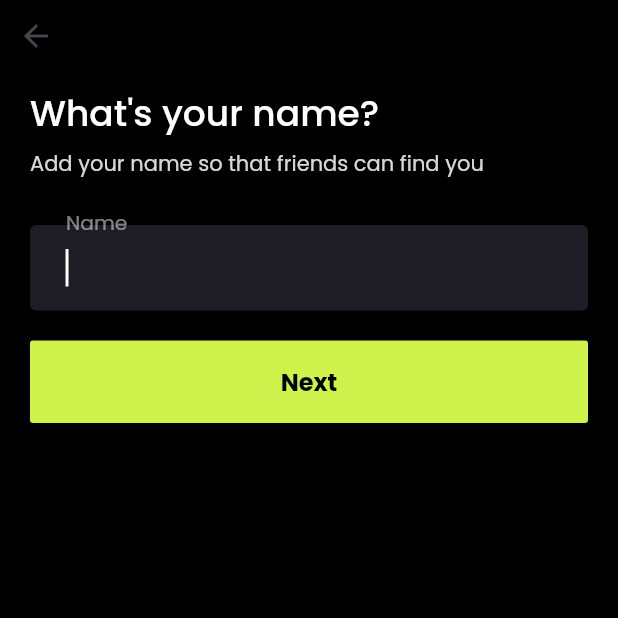
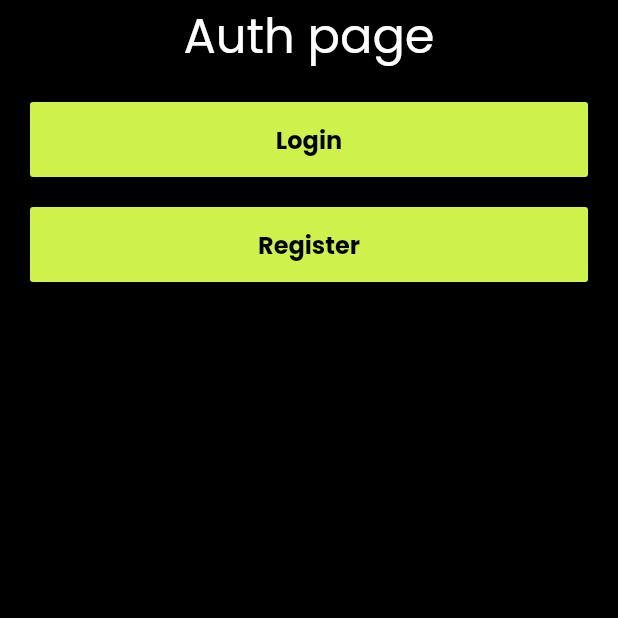
Before and after one commit to Sync-Wallet/client-app, a Flutter app: the RegisterPage screen opened directly, after a tap on the "arrow back" icon, on a phone screen of 412 x 824 dp, the top half of it. Run offline on Flutter 3.47's test engine with Material 2 defaults, Android fonts, the phone set to English and light mode, and no system bars; our stand-ins replace google_fonts, shared_preferences; accounts and stored records are empty.

Commit message:
more component and functionality added in auth

```diff
--- a/lib/pages/auth/auth.dart
+++ b/lib/pages/auth/auth.dart
@@ -1,2 +1,3 @@
 export 'login.dart';
 export 'register.dart';
+export 'auth_page.dart';
--- a/lib/pages/auth/auth_page.dart
+++ b/lib/pages/auth/auth_page.dart
@@ -0,0 +1,79 @@
+import 'package:flutter/material.dart';
+import 'package:syncwallet/pages/auth/login.dart';
+import 'package:syncwallet/pages/auth/register.dart';
+
+class AuthPage extends StatelessWidget {
+  const AuthPage({super.key});
+
+  @override
+  Widget build(BuildContext context) {
+    return Scaffold(
+      body: SafeArea(
+        child: Padding(
+          padding: EdgeInsets.symmetric(horizontal: 20),
+          child: Column(
+            children: [
+              const Text(
+                "Auth page",
+                style: TextStyle(
+                  color: Colors.white,
+                  fontSize: 32,
+                ),
+              ),
+              SizedBox(height: 20),
+              SizedBox(
+                width: double.infinity,
+                height: 50,
+                child: FilledButton(
+                  onPressed: () {
+                    Navigator.push(context,
+                        MaterialPageRoute(builder: (_) => LoginPage()));
+                  },
+                  style: ElevatedButton.styleFrom(
+                    backgroundColor: Color(0xffcef24b),
+                    shape: RoundedRectangleBorder(
+                      borderRadius: BorderRadius.circular(2),
+                    ),
+                  ),
+                  child: const Text(
+                    'Login',
+                    style: TextStyle(
+                      color: Colors.black,
+                      fontSize: 16,
+                      fontWeight: FontWeight.bold,
+                    ),
+                  ),
+                ),
+              ),
+              SizedBox(height: 20),
+              SizedBox(
+                width: double.infinity,
+                height: 50,
+                child: FilledButton(
+                  onPressed: () {
+                    Navigator.push(context,
+                        MaterialPageRoute(builder: (_) => RegisterPage()));
+                  },
+                  style: ElevatedButton.styleFrom(
+                    backgroundColor: Color(0xffcef24b),
+                    shape: RoundedRectangleBorder(
+                      borderRadius: BorderRadius.circular(2),
+                    ),
+                  ),
+                  child: const Text(
+                    'Register',
+                    style: TextStyle(
+                      color: Colors.black,
+                      fontSize: 16,
+                      fontWeight: FontWeight.bold,
+                    ),
+                  ),
+                ),
+              ),
+            ],
+          ),
+        ),
+      ),
+    );
+  }
+}
--- a/lib/pages/auth/register.dart
+++ b/lib/pages/auth/register.dart
@@ -7,6 +7,7 @@ import 'package:syncwallet/widgets/auth/email_field.dart';
 import 'package:syncwallet/widgets/auth/otp_field.dart';
 import 'package:syncwallet/widgets/auth/password_field.dart';
 import 'package:syncwallet/contexts/authProvider.dart';
+import 'package:syncwallet/pages/auth/auth_page.dart';
 
 class RegisterPage extends StatelessWidget {
   const RegisterPage({super.key});
@@ -20,19 +21,30 @@ class RegisterPage extends StatelessWidget {
           mainAxisAlignment: MainAxisAlignment.start,
           children: [
             IconButton(
-              icon: const Icon(Icons.arrow_back),
+              icon: const Icon(
+                Icons.arrow_back,
+                color: Color(0xffcef24b),
+              ),
               onPressed: () {
-                RegisterStep step = Provider.of<AuthProvider>(context, listen: false).registerStep;
+                RegisterStep step =
+                    Provider.of<AuthProvider>(context, listen: false)
+                        .registerStep;
 
                 if (step == RegisterStep.password) {
-                  Provider.of<AuthProvider>(context, listen: false).setRegisterStep(RegisterStep.name);
+                  Provider.of<AuthProvider>(context, listen: false)
+                      .setRegisterStep(RegisterStep.name);
                 } else if (step == RegisterStep.username) {
-                  Provider.of<AuthProvider>(context, listen: false).setRegisterStep(RegisterStep.password);
+                  Provider.of<AuthProvider>(context, listen: false)
+                      .setRegisterStep(RegisterStep.password);
                 } else if (step == RegisterStep.email) {
-                  Provider.of<AuthProvider>(context, listen: false).setRegisterStep(RegisterStep.username);
+                  Provider.of<AuthProvider>(context, listen: false)
+                      .setRegisterStep(RegisterStep.username);
                 } else if (step == RegisterStep.otp) {
-                  Provider.of<AuthProvider>(context, listen: false).setRegisterStep(RegisterStep.email);
-                }  else if (step == RegisterStep.name) {
+                  Provider.of<AuthProvider>(context, listen: false)
+                      .setRegisterStep(RegisterStep.email);
+                } else if (step == RegisterStep.name) {
+                  Navigator.push(context,
+                        MaterialPageRoute(builder: (_) => AuthPage()));
                 }
               },
             ),
--- a/lib/pages/home_page.dart
+++ b/lib/pages/home_page.dart
@@ -6,10 +6,10 @@ class HomePage extends StatelessWidget {
     return Scaffold(
       appBar: AppBar(
         title: Text('Home Page'),
-        backgroundColor: Color(0xffcef24b),
+        backgroundColor: Color(0xff000000),
       ),
       body: Center(
-        child: Text('Home Page'),
+        // child: Text('Home Page'),
       ),
     );
   }
--- a/lib/widgets/auth/name_field.dart
+++ b/lib/widgets/auth/name_field.dart
@@ -22,33 +22,31 @@ class NameField extends StatelessWidget {
               fontWeight: FontWeight.w500,
             ),
           ),
-         const SizedBox(height: 5),
+         const SizedBox(height: 2),
           const Text(
             'Add your name so that friends can find you',
             style: TextStyle(
               color: Color.fromRGBO(254, 254, 254, 0.85),
-              fontSize: 14,
+              fontSize: 12,
             ),
           ),
           const SizedBox(height: 30),
           TextField(
             autofocus: true,
             cursorColor: Colors.white,
+
             onChanged: (value) {
               Provider.of<AuthProvider>(context, listen: false).setName(value);
             },
             style: TextStyle(
               color: Colors.white,
-              fontSize: 18,
-              fontWeight: FontWeight.w400,
+              fontSize: 16,
             ),
             decoration: InputDecoration(
-              // hintText: 'Name',
               labelText: 'Name',
               labelStyle: TextStyle(
                 color: Color.fromRGBO(254, 254, 254, 0.5),
-                fontSize: 18,
-                fontWeight: FontWeight.w400,
+                fontSize: 16,
               ),
               filled: true,
               fillColor: Color.fromRGBO(30, 28, 36, 1),
@@ -71,8 +69,11 @@ class NameField extends StatelessWidget {
             height: 55,
             child: FilledButton(
               onPressed: () {
-                Provider.of<AuthProvider>(context, listen: false)
-                    .setRegisterStep(RegisterStep.password);
+                final authData = Provider.of<AuthProvider>(context, listen: false);
+                if (authData.name == null || authData.name.isEmpty) {
+                  // return;
+                }
+                authData.setRegisterStep(RegisterStep.password);
               },
               style: ElevatedButton.styleFrom(
                 backgroundColor: Color(0xffcef24b),
@@ -84,8 +85,8 @@ class NameField extends StatelessWidget {
                 'Next',
                 style: TextStyle(
                   color: Colors.black,
-                  fontSize: 16,
-                  fontWeight: FontWeight.bold,
+                  fontSize: 18,
+                  // fontWeight: FontWeight.w600,
                 ),
               ),
             ),
--- a/pubspec.yaml
+++ b/pubspec.yaml
@@ -37,6 +37,7 @@ dependencies:
   google_fonts: ^5.1.0
   provider: ^6.0.1
   http: ^1.1.0
+  shared_preferences: ^2.0.10
 
 dev_dependencies:
   flutter_test:
```
Also changed, not shown: lib/contexts/authProvider.dart (+71 -13 lines), lib/main.dart (+7 -2 lines), lib/pages/auth/login.dart (+3 -12 lines), lib/widgets/auth/email_field.dart (+9 -11 lines), lib/widgets/auth/otp_field.dart (+15 -10 lines), lib/widgets/auth/password_field.dart (+5 -8 lines), lib/widgets/auth/username_field.dart (+5 -7 lines), pubspec.lock, 1 other file.
